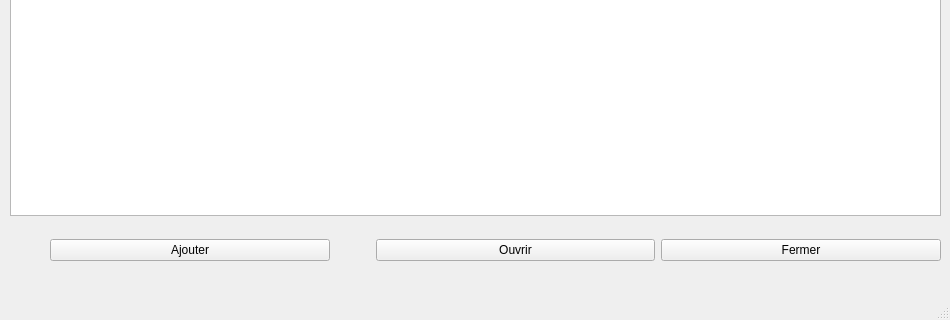
MohamedSadio/banking-system, file uilistclient.ui: the form before one commit; both pictures show x 0 to 950 and y 380 to 700 of the 950 by 700 pixel window.
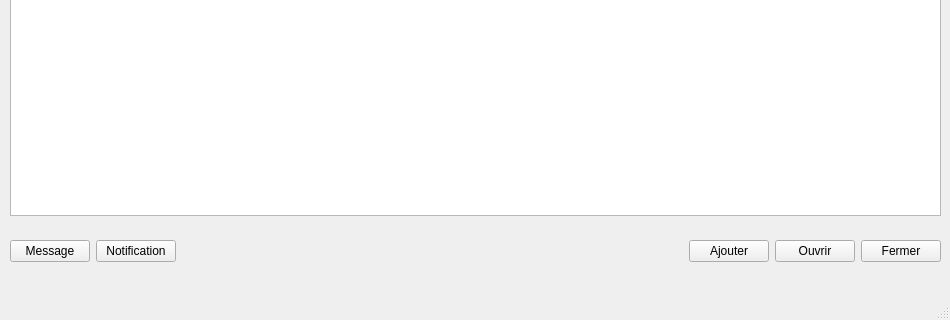
The form after the commit.

Commit message: Notification Gestionnaire

What changed in the file:
```diff
--- a/uilistclient.ui
+++ b/uilistclient.ui
@@ -95,16 +95,33 @@
       <x>10</x>
       <y>610</y>
       <width>931</width>
-      <height>41</height>
+      <height>42</height>
      </rect>
     </property>
     <layout class="QHBoxLayout" name="horizontalLayoutButtons">
+     <item>
+      <widget class="QPushButton" name="pushButtonMessage">
+       <property name="text">
+        <string>Message</string>
+       </property>
+      </widget>
+     </item>
+     <item>
+      <widget class="QPushButton" name="pushButtonNotification">
+       <property name="text">
+        <string>Notification</string>
+       </property>
+      </widget>
+     </item>
      <item>
       <spacer name="horizontalSpacerButtons">
+       <property name="orientation">
+        <enum>Qt::Horizontal</enum>
+       </property>
        <property name="sizeHint" stdset="0">
         <size>
-         <width>40</width>
-         <height>20</height>
+         <width>20</width>
+         <height>40</height>
         </size>
        </property>
       </spacer>
@@ -116,16 +133,6 @@
        </property>
       </widget>
      </item>
-     <item>
-      <spacer name="horizontalSpacer_2">
-       <property name="sizeHint" stdset="0">
-        <size>
-         <width>40</width>
-         <height>20</height>
-        </size>
-       </property>
-      </spacer>
-     </item>
      <item>
       <widget class="QPushButton" name="pushButtonOuvrir">
        <property name="text">
```
Left out of the diff: 6 changed lines with no effect on the pictures. The commit also changes 13 other files.
